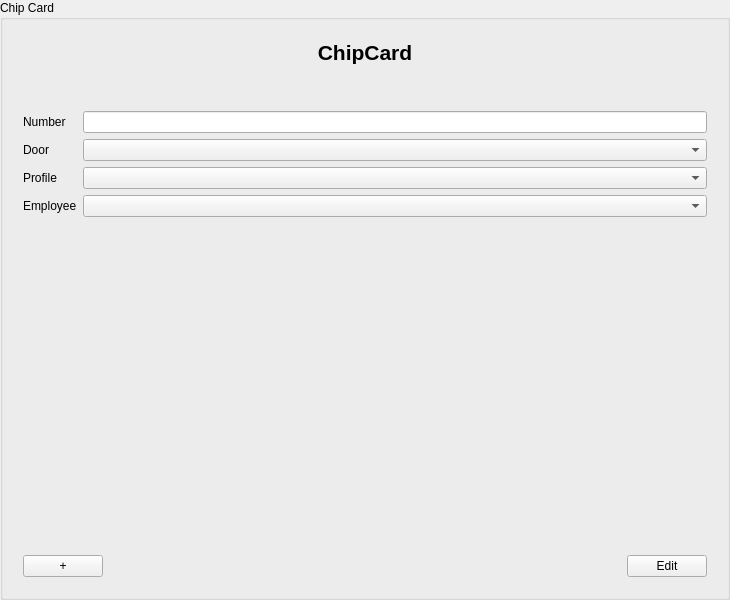
jmuelbert/jmbde-python, file resources/forms/chipcardinputarea.ui: the form before one commit.
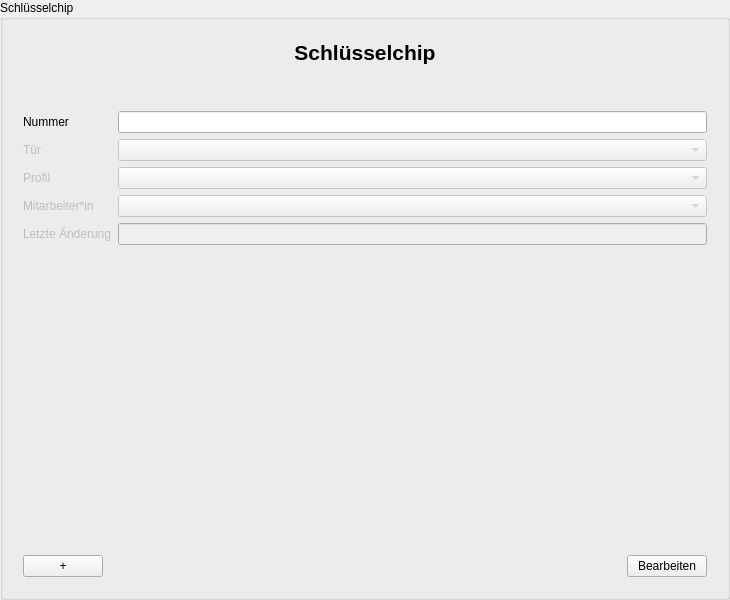
The form after the commit.

The edit to the form file:
```diff
--- a/resources/forms/chipcardinputarea.ui
+++ b/resources/forms/chipcardinputarea.ui
@@ -17,7 +17,7 @@
    <string>ChipCardInputDialog</string>
   </property>
   <property name="title">
-   <string>Chip Card</string>
+   <string>Schlüsselchip</string>
   </property>
   <layout class="QGridLayout" name="gridLayout_3">
    <item row="0" column="0">
@@ -35,7 +35,7 @@
            </font>
           </property>
           <property name="text">
-           <string>ChipCard</string>
+           <string>Schlüsselchip</string>
           </property>
           <property name="alignment">
            <set>Qt::AlignCenter</set>
@@ -65,7 +65,10 @@
         <item row="0" column="0">
          <widget class="QLabel" name="label_Number">
           <property name="text">
-           <string>Number</string>
+           <string>Nummer</string>
+          </property>
+          <property name="buddy">
+           <cstring>numberLineEdit</cstring>
           </property>
          </widget>
         </item>
@@ -73,34 +76,84 @@
          <widget class="QLineEdit" name="lineEdit"/>
         </item>
         <item row="1" column="0">
-         <widget class="QLabel" name="label_Version">
+         <widget class="QLabel" name="doorLabel">
+          <property name="enabled">
+           <bool>false</bool>
+          </property>
           <property name="text">
-           <string>Door</string>
+           <string>Tür</string>
+          </property>
+          <property name="buddy">
+           <cstring>doorComboBox</cstring>
           </property>
          </widget>
         </item>
         <item row="1" column="1">
-         <widget class="QComboBox" name="comboBox_Door"/>
+         <widget class="QComboBox" name="doorComboBox">
+          <property name="enabled">
+           <bool>false</bool>
+          </property>
+         </widget>
         </item>
         <item row="2" column="0">
-         <widget class="QLabel" name="label_Revision">
+         <widget class="QLabel" name="profileLabel">
+          <property name="enabled">
+           <bool>false</bool>
+          </property>
           <property name="text">
-           <string>Profile</string>
+           <string>Profil</string>
+          </property>
+          <property name="buddy">
+           <cstring>profileComboBox</cstring>
           </property>
          </widget>
         </item>
         <item row="2" column="1">
-         <widget class="QComboBox" name="comboBox_Profile"/>
+         <widget class="QComboBox" name="profileComboBox">
+          <property name="enabled">
+           <bool>false</bool>
+          </property>
+         </widget>
         </item>
         <item row="3" column="0">
-         <widget class="QLabel" name="label_Fix">
+         <widget class="QLabel" name="employeeLabel">
+          <property name="enabled">
+           <bool>false</bool>
+          </property>
           <property name="text">
-           <string>Employee</string>
+           <string>Mitarbeiter*in</string>
+          </property>
+          <property name="buddy">
+           <cstring>employeeComboBox</cstring>
           </property>
          </widget>
         </item>
         <item row="3" column="1">
-         <widget class="QComboBox" name="comboBox_Employee"/>
+         <widget class="QComboBox" name="employeeComboBox">
+          <property name="enabled">
+           <bool>false</bool>
+          </property>
+         </widget>
+        </item>
+        <item row="4" column="0">
+         <widget class="QLabel" name="lastUpdateLabel">
+          <property name="enabled">
+           <bool>false</bool>
+          </property>
+          <property name="text">
+           <string>Letzte Änderung</string>
+          </property>
+          <property name="buddy">
+           <cstring>lastUpdateLineEdit</cstring>
+          </property>
+         </widget>
+        </item>
+        <item row="4" column="1">
+         <widget class="QLineEdit" name="lastUpdateLineEdit">
+          <property name="enabled">
+           <bool>false</bool>
+          </property>
+         </widget>
         </item>
        </layout>
       </item>
@@ -142,7 +195,7 @@
         <item>
          <widget class="QPushButton" name="pushButton_EditFinish">
           <property name="text">
-           <string>Edit</string>
+           <string>Bearbeiten</string>
           </property>
          </widget>
         </item>
```
Left out of the diff: 25 changed lines with no effect on the pictures.
